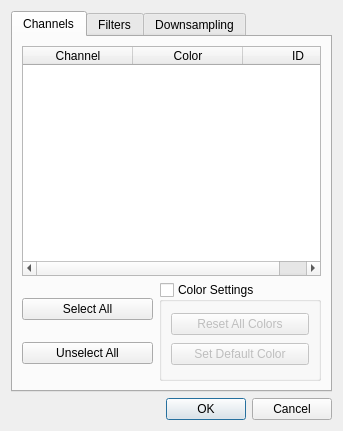
Above: src/gui_impl/dialogs/channel_dialog.ui from cbrnr/sigviewer before the change. Below: the same form after it.
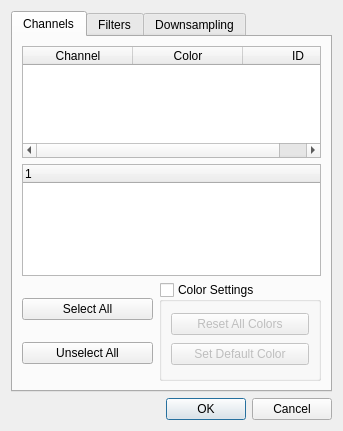
That is the form after the change.

Commit message: Channel Selection XDF Tree View Half Way

The edit to the form file:
```diff
--- a/src/gui_impl/dialogs/channel_dialog.ui
+++ b/src/gui_impl/dialogs/channel_dialog.ui
@@ -88,6 +88,15 @@
          </column>
         </widget>
        </item>
+       <item>
+        <widget class="QTreeWidget" name="treeWidget">
+         <column>
+          <property name="text">
+           <string notr="true">1</string>
+          </property>
+         </column>
+        </widget>
+       </item>
        <item>
         <layout class="QHBoxLayout" name="horizontalLayout">
          <property name="bottomMargin">
```
Left out of the diff: 4 changed lines with no effect on the pictures. The commit also changes 3 other files.
